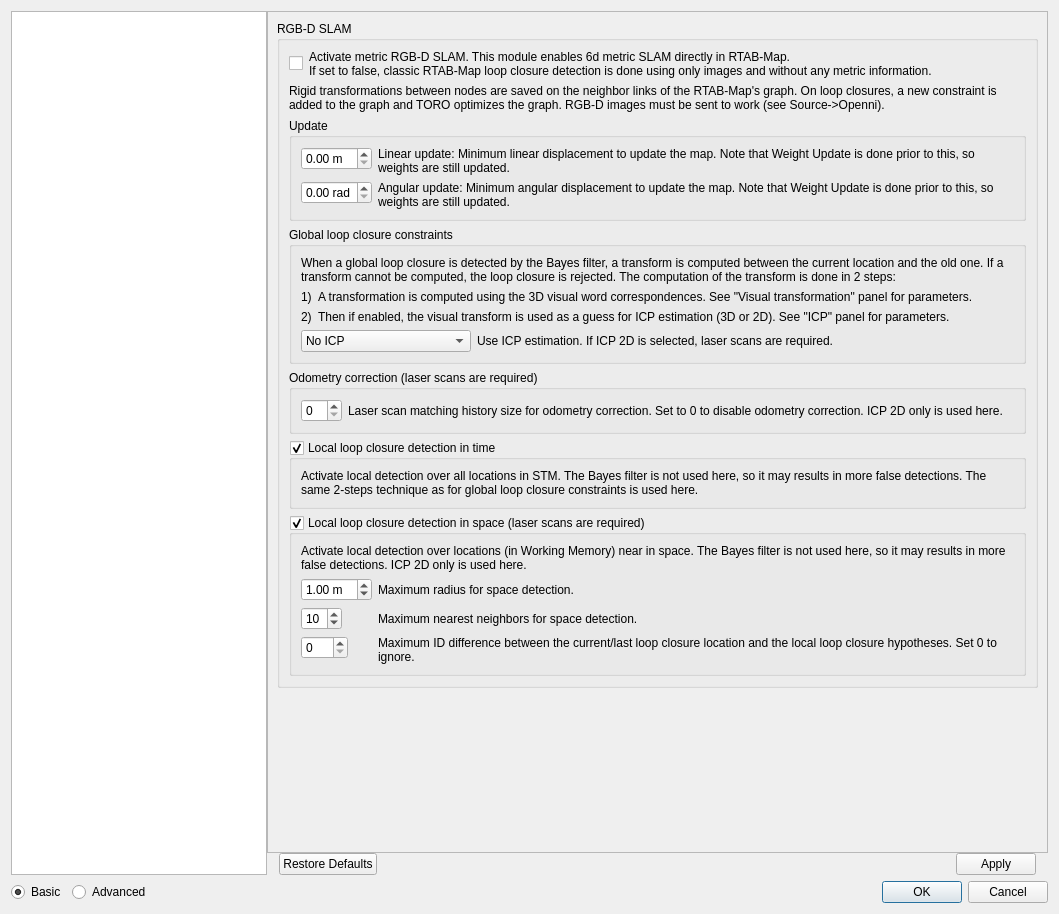
Above: guilib/src/ui/preferencesDialog.ui from introlab/rtabmap before the change. Below: the same form after it.
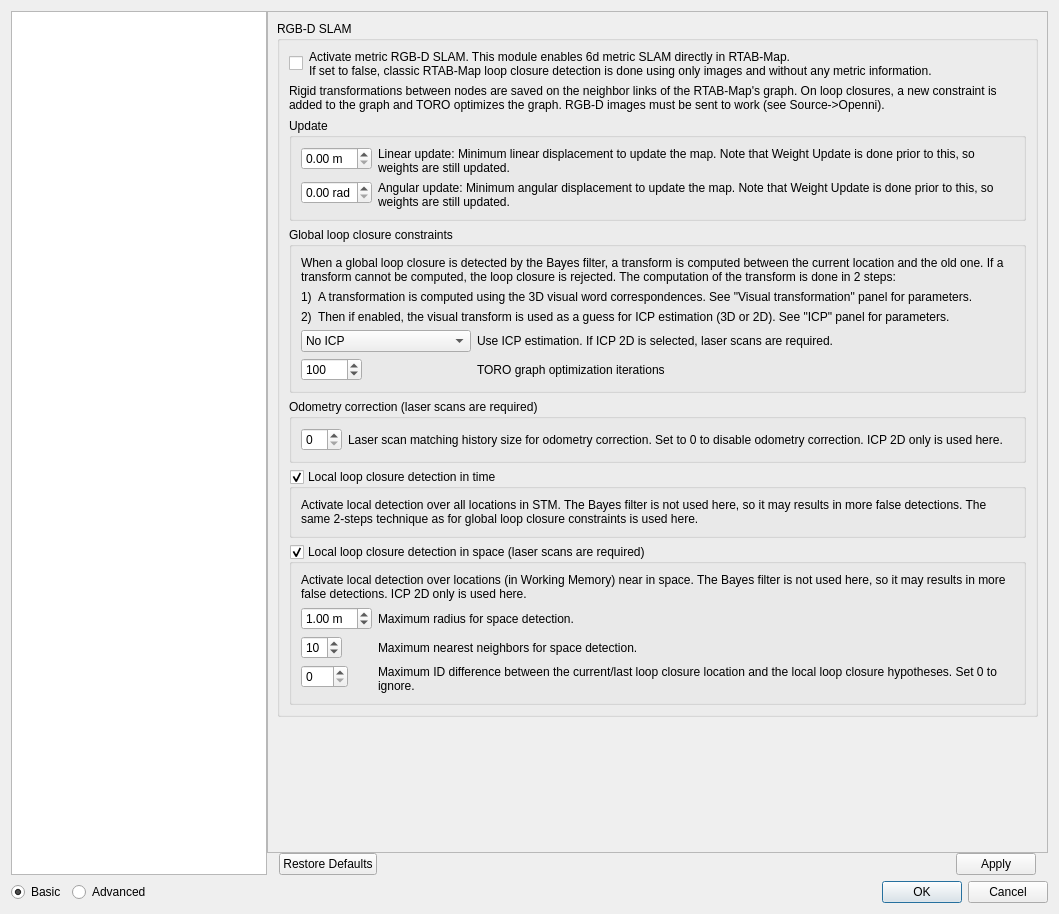
That is the form after the change. The open tabs and pages were chosen to show the change. Icons and pictures are not drawn. Custom widgets are drawn as their Qt base class.

Commit message: New classes: Link and GraphViewer (TORO graph visualization and laser scans occupancy grid) New parameter: RGBD/ToroIterations=100 Rtabmap: added getGraph() method to get TORO poses/link constraints Fixed ICP correspondences ratio over 1 CloudViewer: added frustum culling and camera view up z lock in render(), moving camera using arrow keys, Menu options: Camera far plane clipping, background color DatabaseViewer: added 3D Map view and Graph view MainWindow: Moved main widget (loop closure image status) to a dock widget, added Graph view.

Patch:
```diff
--- a/guilib/src/ui/preferencesDialog.ui
+++ b/guilib/src/ui/preferencesDialog.ui
@@ -64,8 +64,8 @@
            <rect>
             <x>0</x>
             <y>0</y>
-            <width>777</width>
-            <height>826</height>
+            <width>761</width>
+            <height>867</height>
            </rect>
           </property>
           <layout class="QVBoxLayout" name="verticalLayout_16">
@@ -86,7 +86,7 @@
                 <enum>QFrame::Raised</enum>
                </property>
                <property name="currentIndex">
-                <number>0</number>
+                <number>12</number>
                </property>
                <widget class="QWidget" name="page_22">
                 <layout class="QVBoxLayout" name="verticalLayout_29">
@@ -3713,8 +3713,8 @@
                         </layout>
                        </item>
                        <item>
-                        <layout class="QHBoxLayout" name="horizontalLayout_7" stretch="0,1">
-                         <item>
+                        <layout class="QFormLayout" name="formLayout_5">
+                         <item row="0" column="0">
                           <widget class="QComboBox" name="globalDetection_icpType">
                            <property name="sizeAdjustPolicy">
                             <enum>QComboBox::AdjustToContents</enum>
@@ -3736,13 +3736,33 @@
                            </item>
                           </widget>
                          </item>
-                         <item>
+                         <item row="0" column="1">
                           <widget class="QLabel" name="label_19">
                            <property name="text">
                             <string>Use ICP estimation. If ICP 2D is selected, laser scans are required.</string>
                            </property>
                           </widget>
                          </item>
+                         <item row="1" column="1">
+                          <widget class="QLabel" name="label_31">
+                           <property name="text">
+                            <string>TORO graph optimization iterations</string>
+                           </property>
+                          </widget>
+                         </item>
+                         <item row="1" column="0">
+                          <widget class="QSpinBox" name="globalDetection_toroIterations">
+                           <property name="minimum">
+                            <number>1</number>
+                           </property>
+                           <property name="maximum">
+                            <number>10000</number>
+                           </property>
+                           <property name="value">
+                            <number>100</number>
+                           </property>
+                          </widget>
+                         </item>
                         </layout>
                        </item>
                       </layout>
```
The commit also changes 26 other files.
